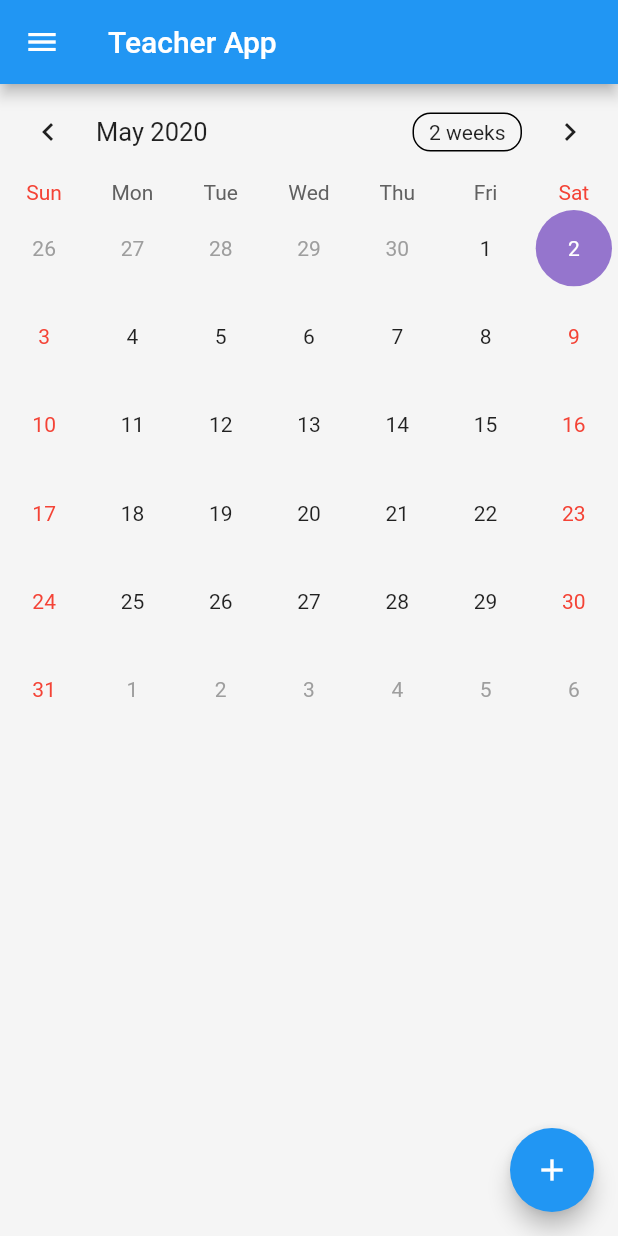
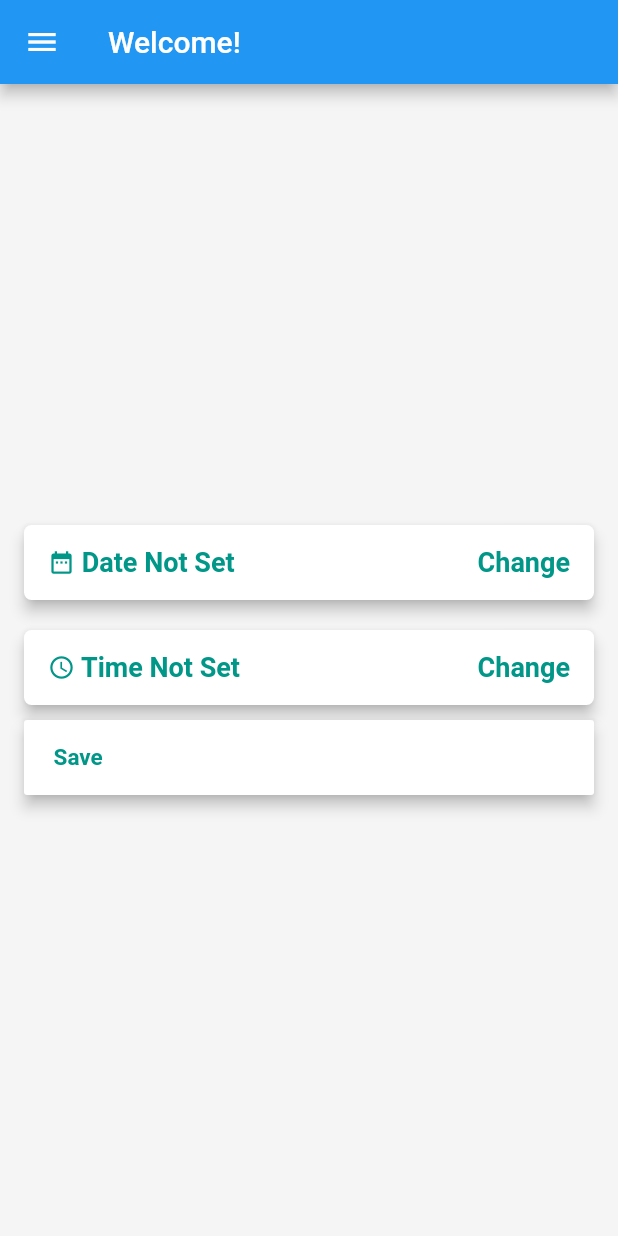
Before and after one commit to rsrinath14/teacher_end, a Flutter app: the screen it shows after launch, on a phone screen of 412 x 824 dp. Run offline on Flutter 3.47's test engine with Material 2 defaults, Android fonts, the phone set to English and light mode, and no system bars; drawn by our look-alikes of table_calendar; our stand-ins replace flutter_datetime_picker.

Commit message:
Teacherend_Update

```diff
--- a/lib/screens/mainpage.dart
+++ b/lib/screens/mainpage.dart
@@ -91,10 +91,12 @@ class _MainScreenState extends State<MainScreen> {
 
   @override
   Widget build(BuildContext context) {
+    final routeArgs = ModalRoute.of(context).settings.arguments as Map<String, String>;
+    var date = routeArgs['date'];
     return Scaffold(
       backgroundColor: Colors.grey[100],
-     appBar:AppBar(
-        title: Text('Attendance Page'),
+      appBar:AppBar(
+        title: Text("                 "  + date),
         actions: <Widget>[
           IconButton(//to save work after taking attendance
             icon: Icon(
--- a/lib/widgets/calenselect.dart
+++ b/lib/widgets/calenselect.dart
@@ -1,41 +1,45 @@
-import 'package:table_calendar/table_calendar.dart';
 import 'package:flutter/material.dart';
 import './secdrawer.dart';
+import 'package:flutter_datetime_picker/flutter_datetime_picker.dart';
+
+
+class DateTimePicker extends StatefulWidget {
+  @override
+  _DateTimePickerState createState() => _DateTimePickerState();
+}
+
+class _DateTimePickerState extends State<DateTimePicker> {
+  @override
+  Widget build(BuildContext context) {
+    return MaterialApp(
+      debugShowCheckedModeBanner: false,
+      home: Calender(),
+    );
+  }
+}
+
 class Calender extends StatefulWidget {
   @override
   _CalenderState createState() => _CalenderState();
 }
 
 class _CalenderState extends State<Calender> {
-  CalendarController _controller;
-  Map<DateTime, List<dynamic>> _events;
-  TextEditingController _eventController;
+  String _date = "Date Not Set";
+  String _time = "Time Not Set";
 
 
   @override
   void initState() {
     super.initState();
-    _controller = CalendarController();
-    _eventController = TextEditingController();
-    _events = {};
-
   }
 
-
-  Map<String, dynamic> encodeMap(Map<DateTime, dynamic> map) {
-    Map<String, dynamic> newMap = {};
-    map.forEach((key, value) {
-      newMap[key.toString()] = map[key];
-    });
-    return newMap;
+  void transferDate(BuildContext ctx) {
+    Navigator.of(ctx).pushNamed(
+      'mainpage',
+       arguments:{
+         'date': _date
         }
-
-  Map<DateTime, dynamic> decodeMap(Map<String, dynamic> map) {
-    Map<DateTime, dynamic> newMap = {};
-    map.forEach((key, value) {
-      newMap[DateTime.parse(key)] = map[key];
-    });
-    return newMap;
+    );
   }
 
   @override
@@ -43,88 +47,164 @@ class _CalenderState extends State<Calender> {
     return Scaffold(
       backgroundColor: Colors.grey[100],
       appBar:AppBar(
-        title: Text('Teacher App'),
+        title: Text('Welcome!'),
       ),
       drawer: MainDrawer(),
-      body: SingleChildScrollView(
+      body: Padding(
+        padding: const EdgeInsets.all(16.0),
+        child: Container(
           child: Column(
-          crossAxisAlignment: CrossAxisAlignment.start,
+            mainAxisSize: MainAxisSize.max,
+            mainAxisAlignment: MainAxisAlignment.center,
             children: <Widget>[
-                      TableCalendar(
+              RaisedButton(
+                shape: RoundedRectangleBorder(
+                    borderRadius: BorderRadius.circular(5.0)),
+                elevation: 4.0,
+                onPressed: () {
+                  DatePicker.showDatePicker(context,
+                      theme: DatePickerTheme(
+                        containerHeight: 310.0,
+                      ),
+                      showTitleActions: true,
+                      minTime: DateTime(2010, 1, 1),
+                      maxTime: DateTime(2030, 12, 31), onConfirm: (date) {
+                    print('confirm $date');
+                    _date = '${date.day} / ${date.month} / ${date.year}';
+                    setState(() {});
 
-                      events:_events,
-                      calendarStyle: CalendarStyle(
-
-                        todayColor: Colors.teal[200],
-
-                        selectedColor: Colors.deepPurple,
-
-                        todayStyle: TextStyle(
-
+                  },
+                  currentTime: DateTime.now(), locale: LocaleType.en);
+                },
+                child: Container(
+                  alignment: Alignment.center,
+                  height: 50.0,
+                  child: Row(
+                    mainAxisAlignment: MainAxisAlignment.spaceBetween,
+                    children: <Widget>[
+                      Row(
+                        children: <Widget>[
+                          Container(
+                            child: Row(
+                              children: <Widget>[
+                                Icon(
+                                  Icons.date_range,
+                                  size: 18.0,
+                                  color: Colors.teal,
+                                ),
+                                Text(
+                                  " $_date",
+                                  style: TextStyle(
+                                      color: Colors.teal,
                                       fontWeight: FontWeight.bold,
-
+                                      fontSize: 18.0),
                                 ),
-
+                              ],
                             ),
-
-                      builders : CalendarBuilders(
-
-                        selectedDayBuilder:  (context,date,events)=>
-
-                        Container(
-                          margin: const EdgeInsets.all(4.0),
-                          alignment: Alignment.center,
-                          decoration: BoxDecoration(
-                            color :Colors.deepPurple[300],
-                            shape :BoxShape.circle,
+                          )
+                        ],
                       ),
-
-                          child: Text(date.day.toString(), style:TextStyle(
-                            color: Colors.white,
-                          ))
-
-                        )
-                      ),
-                      calendarController: _controller,
+                      Text(
+                        "  Change",
+                        style: TextStyle(
+                            color: Colors.teal,
+                            fontWeight: FontWeight.bold,
+                            fontSize: 18.0),
                       ),
                     ],
                   ),
                 ),
-      floatingActionButton: FloatingActionButton(
-        child: Icon(Icons.add),
-        onPressed: _showAddDialog,
+                color: Colors.white,
+              ),
+              SizedBox(
+                height: 20.0,
+              ),
+              RaisedButton(
+                shape: RoundedRectangleBorder(
+                    borderRadius: BorderRadius.circular(5.0)),
+                elevation: 4.0,
+                onPressed: () {
+                  DatePicker.showTimePicker(context,
+                      theme: DatePickerTheme(
+                        containerHeight: 210.0,
+                      ),
+                      showTitleActions: true, onConfirm: (time) {
+                    print('confirm $time');
+                    _time = '${time.hour} : ${time.minute} : ${time.second}';
+                    setState(() {});
+                  }, currentTime: DateTime.now(), locale: LocaleType.en);
+                  setState(() {});
+                },
+                child: Container(
+                  alignment: Alignment.center,
+                  height: 50.0,
+                  child: Row(
+                    mainAxisAlignment: MainAxisAlignment.spaceBetween,
+                    children: <Widget>[
+                      Row(
+                        children: <Widget>[
+                          Container(
+                            child: Row(
+                              children: <Widget>[
+                                Icon(
+                                  Icons.access_time,
+                                  size: 18.0,
+                                  color: Colors.teal,
+                                ),
+                                Text(
+                                  " $_time",
+                                  style: TextStyle(
+                                      color: Colors.teal,
+                                      fontWeight: FontWeight.bold,
+                                      fontSize: 18.0),
+                                ),
+                              ],
+                            ),
+                          )
+                        ],
+                      ),
+                      Text(
+                        "  Change",
+                        style: TextStyle(
+                            color: Colors.teal,
+                            fontWeight: FontWeight.bold,
+                            fontSize: 18.0),
+                      ),
+                    ],
+                  ),
+                ),
+                color: Colors.white,
+              ),
+              SizedBox(
+                height: 10.0,
+              ),
+              RaisedButton(
+                elevation: 4.0,
+                onPressed: () {
+                  transferDate(context);
+                },
+                child: Container(
+                  alignment: Alignment.center,
+                  height: 50.0,
+                  child: Row(
+                    mainAxisAlignment: MainAxisAlignment.spaceBetween,
+                    children: <Widget>[
+                      Text(
+                        " Save ",
+                        style: TextStyle(
+                            color: Colors.teal,
+                            fontWeight: FontWeight.bold,
+                            fontSize: 15.0),
+                      ),
+                    ],
+                  ),
+                ),
+                color: Colors.white,
+              ),
+            ],
+          ),
+        ),
       ),
     );
   }
-
-  _showAddDialog() {
-    showDialog(
-        context: context,
-        builder: (context) => AlertDialog(
-              content: TextField(
-                controller: _eventController,
-              ),
-              actions: <Widget>[
-                FlatButton(
-                  child: Text("Save"),
-                  onPressed: () {
-                    if (_eventController.text.isEmpty) return;
-                       setState(() {
-                    if (_events[_controller.selectedDay] != null) {
-                      _events[_controller.selectedDay]
-                          .add(_eventController.text);
-                    } else {
-                      _events[_controller.selectedDay] = [
-                        _eventController.text
-                      ];
 }
-                  });
-                    _eventController.clear();
-                    Navigator.pop(context);
-                  },
-                )
-              ],
-            )
-          );
-  }
-}
--- a/pubspec.yaml
+++ b/pubspec.yaml
@@ -24,6 +24,7 @@ dependencies:
   # Use with the CupertinoIcons class for iOS style icons.
   cupertino_icons: ^0.1.2
   table_calendar: ^2.2.3
+  flutter_datetime_picker: ^1.3.8
 
 dev_dependencies:
   flutter_test:
```
Also changed, not shown: pubspec.lock. Lines whose indentation alone changed are shown as unchanged.
